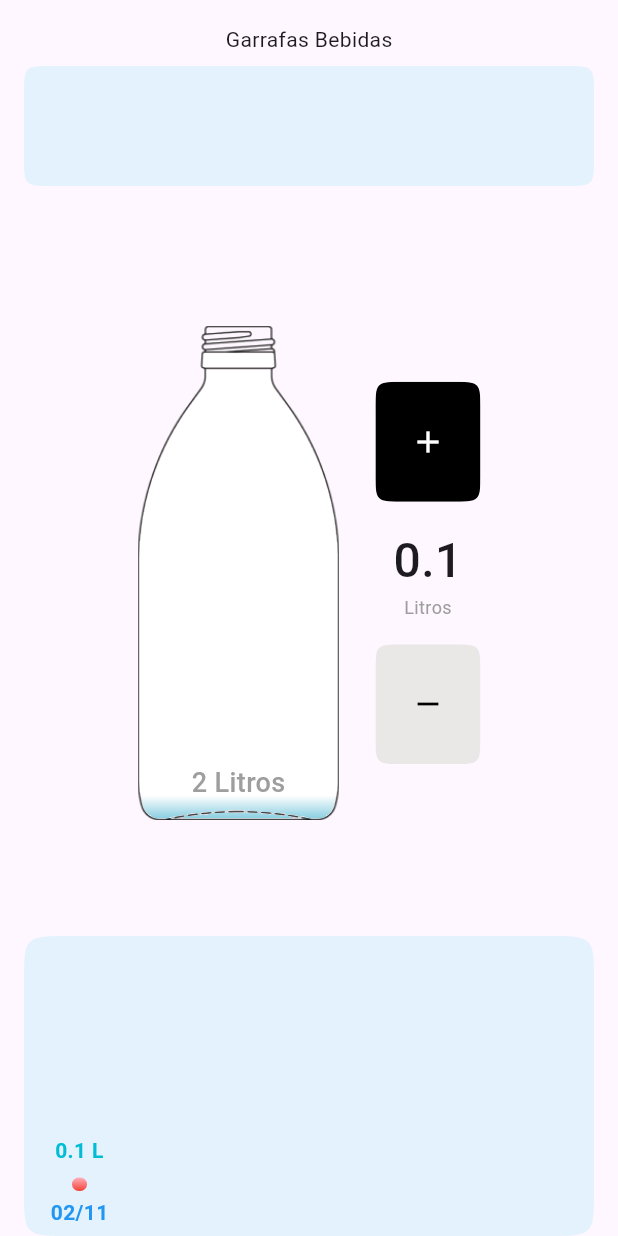
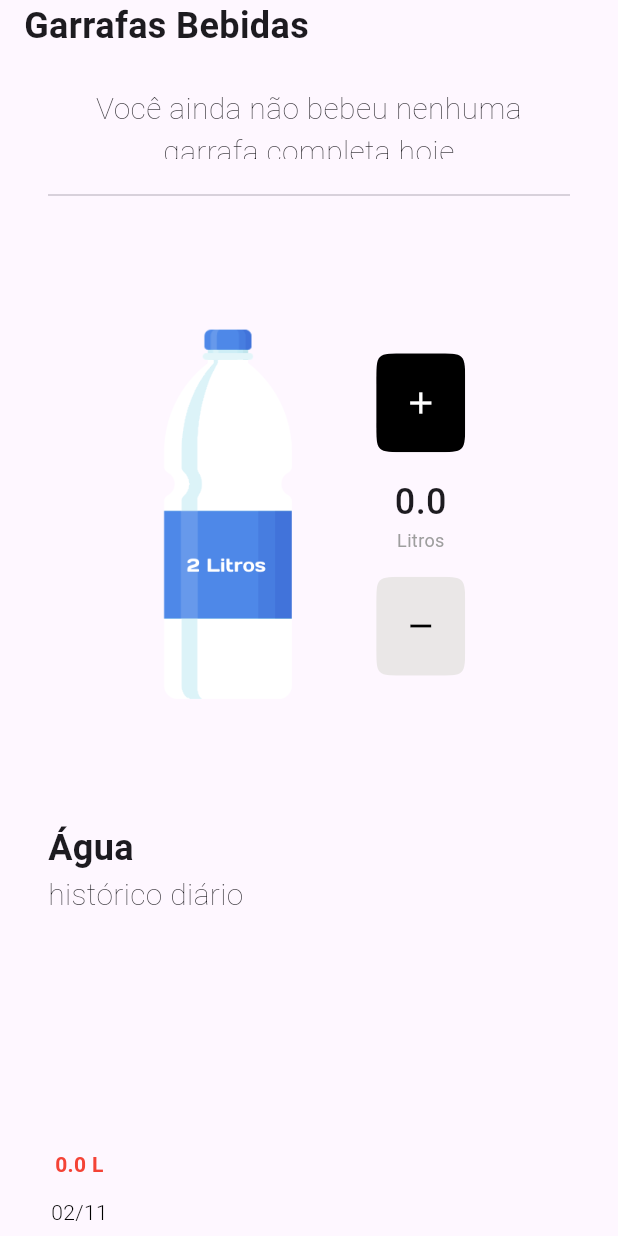
Before and after one commit to PhillipiLino/drink-water, a Flutter app: the screen it shows after launch, after a tap on the "add" icon, after a tap on the "remove" icon, on a phone screen of 412 x 824 dp. Run offline on Flutter 3.47's test engine with Material 2 defaults, Android fonts, the phone set to English and light mode, and no system bars; drawn by our look-alikes of fl_chart; our stand-ins replace hive, hive_flutter; accounts and stored records are empty.

Commit message:
Improve bottle design

```diff
--- a/lib/bottle.dart
+++ b/lib/bottle.dart
@@ -16,9 +16,6 @@ class Bottle extends StatelessWidget {
   Widget build(BuildContext context) {
     return Stack(
       children: [
-        Image.asset(
-          'assets/images/bottle.png',
-        ),
         ShaderMask(
           shaderCallback: (bounds) {
             return LinearGradient(
@@ -35,25 +32,9 @@ class Bottle extends StatelessWidget {
               tileMode: TileMode.mirror,
             ).createShader(bounds);
           },
-          child: Image.asset('assets/images/bottle.png'),
+          child: Image.asset('assets/images/bottle_mask.png'),
         ),
-        if (showLimit)
-          const Positioned.fill(
-            top: null,
-            bottom: 12,
-            child: Center(
-              child: SizedBox(
-                child: Text(
-                  '2 Litros',
-                  style: TextStyle(
-                    fontWeight: FontWeight.w500,
-                    fontSize: 18,
-                    color: Colors.grey,
-                  ),
-                ),
-              ),
-            ),
-          ),
+        Image.asset('assets/images/bottle_overlay.png'),
       ],
     );
   }
--- a/lib/day_drink_chart.dart
+++ b/lib/day_drink_chart.dart
@@ -42,10 +42,18 @@ class DayDrinkChart extends StatelessWidget {
             BarChartRodData rod,
             int rodIndex,
           ) {
+            Color textColor = Colors.blue;
+
+            if (rod.toY <= 1) textColor = Colors.red;
+
+            if (rod.toY > 1 && rod.toY < 2) {
+              textColor = const Color.fromARGB(255, 222, 168, 4);
+            }
+
             return BarTooltipItem(
               '${rod.toY.toStringAsFixed(1)} L',
-              const TextStyle(
-                color: Colors.cyan,
+              TextStyle(
+                color: textColor,
                 fontWeight: FontWeight.bold,
               ),
             );
@@ -55,8 +63,8 @@ class DayDrinkChart extends StatelessWidget {
 
   Widget getTitles(double value, TitleMeta meta) {
     const style = TextStyle(
-      color: Colors.blue,
-      fontWeight: FontWeight.bold,
+      color: Colors.black,
+      fontWeight: FontWeight.w300,
       fontSize: 14,
     );
     String text;
--- a/lib/default_button.dart
+++ b/lib/default_button.dart
@@ -51,8 +51,9 @@ class _DefaultButtonState extends State<DefaultButton> {
             ),
           ),
         ),
-        height: 80,
-        width: 70,
+        height: MediaQuery.of(context).size.height * 0.08,
+        child: AspectRatio(
+          aspectRatio: 0.9,
           child: Material(
             color: widget.style.backgroundColor,
             child: InkWell(
@@ -64,6 +65,7 @@ class _DefaultButtonState extends State<DefaultButton> {
             ),
           ),
         ),
+      ),
     );
   }
 }
--- a/lib/drink_page.dart
+++ b/lib/drink_page.dart
@@ -40,15 +40,19 @@ class _DrinkPageState extends State<DrinkPage> {
   }
 
   _incrementCounter() {
-    if (currentMls >= 5.9) return;
-    setState(() => currentMls += valueByTap);
+    setState(() {
+      currentMls >= 6.0 ? currentMls = 6 : currentMls += valueByTap;
+    });
+
     final currentDate = dateFormat.format(DateTime.now());
     box?.put(currentDate, DayDrink(currentDate, currentMls));
   }
 
   _decrementCounter() {
-    if (currentMls <= 0.1) return;
-    setState(() => currentMls -= valueByTap);
+    setState(() {
+      currentMls <= 0.0 ? currentMls = 0 : currentMls -= valueByTap;
+    });
+
     final currentDate = dateFormat.format(DateTime.now());
     box?.put(currentDate, DayDrink(currentDate, currentMls));
   }
@@ -64,54 +68,68 @@ class _DrinkPageState extends State<DrinkPage> {
             crossAxisAlignment: CrossAxisAlignment.center,
             children: <Widget>[
               Padding(
-                padding: const EdgeInsets.all(16.0),
+                padding: const EdgeInsets.symmetric(horizontal: 16.0),
                 child: Column(
+                  crossAxisAlignment: CrossAxisAlignment.start,
                   children: [
-                    const Text('Garrafas Bebidas'),
-                    const SizedBox(height: 8),
-                    Container(
-                      decoration: ShapeDecoration(
-                        color: Colors.blue[50],
-                        shape: const ContinuousRectangleBorder(
-                          borderRadius: BorderRadius.all(
-                            Radius.circular(20),
+                    const Text(
+                      'Garrafas Bebidas',
+                      style: TextStyle(
+                        fontWeight: FontWeight.bold,
+                        fontSize: 24,
                       ),
                     ),
-                      ),
+                    const SizedBox(height: 8),
+                    SizedBox(
                       height: 80,
-                      child: Center(
-                        child: ListView.separated(
-                          shrinkWrap: true,
-                          padding: const EdgeInsets.all(8),
+                      child: extraBottles > 0
+                          ? ListView.separated(
                               scrollDirection: Axis.horizontal,
+                              padding:
+                                  const EdgeInsets.symmetric(horizontal: 12),
                               itemCount: extraBottles,
                               separatorBuilder: (_, __) =>
                                   const SizedBox(width: 12),
                               itemBuilder: (_, __) {
                                 return const Bottle(
-                              drinkedMls: 2000,
+                                  drinkedMls: 2,
                                   showLimit: false,
                                 );
                               },
+                            )
+                          : const Padding(
+                              padding: EdgeInsets.all(16.0),
+                              child: Text(
+                                'Você ainda não bebeu nenhuma garrafa completa hoje',
+                                textAlign: TextAlign.center,
+                                style: TextStyle(
+                                  fontWeight: FontWeight.w200,
+                                  fontSize: 20,
+                                ),
                               ),
                             ),
                     ),
                   ],
                 ),
               ),
+              const Padding(
+                padding: EdgeInsets.symmetric(horizontal: 32.0),
+                child: Divider(),
+              ),
               Expanded(
+                flex: 2,
                 child: Row(
                   mainAxisAlignment: MainAxisAlignment.center,
                   crossAxisAlignment: CrossAxisAlignment.center,
                   mainAxisSize: MainAxisSize.min,
                   children: [
                     SizedBox(
-                      height: MediaQuery.of(context).size.height * 0.4,
+                      height: MediaQuery.of(context).size.height * 0.3,
                       child: Bottle(
                         drinkedMls: currentMls - ((currentMls ~/ goal) * goal),
                       ),
                     ),
-                    const SizedBox(width: 24),
+                    const SizedBox(width: 48),
                     Column(
                       mainAxisSize: MainAxisSize.min,
                       children: [
@@ -125,7 +143,7 @@ class _DrinkPageState extends State<DrinkPage> {
                             Text(
                               currentMls.toStringAsFixed(1),
                               style: const TextStyle(
-                                fontSize: 32,
+                                fontSize: 24,
                                 fontWeight: FontWeight.w500,
                               ),
                             ),
@@ -147,26 +165,46 @@ class _DrinkPageState extends State<DrinkPage> {
                   ],
                 ),
               ),
-              Container(
-                margin: const EdgeInsets.symmetric(horizontal: 16),
-                padding: const EdgeInsets.symmetric(horizontal: 16),
-                width: double.maxFinite,
-                height: 200,
-                decoration: ShapeDecoration(
-                  color: Colors.blue[50],
-                  shape: const ContinuousRectangleBorder(
-                    borderRadius: BorderRadius.all(
-                      Radius.circular(32),
+              Align(
+                alignment: Alignment.centerLeft,
+                child: Container(
+                  padding: const EdgeInsets.only(
+                    left: 32,
+                  ),
+                  child: const Column(
+                    crossAxisAlignment: CrossAxisAlignment.start,
+                    children: [
+                      Text(
+                        'Água',
+                        style: TextStyle(
+                          fontWeight: FontWeight.bold,
+                          fontSize: 24,
+                        ),
+                      ),
+                      Text(
+                        'histórico diário',
+                        style: TextStyle(
+                          fontWeight: FontWeight.w200,
+                          fontSize: 20,
+                        ),
+                      ),
+                    ],
                   ),
                 ),
               ),
+              const SizedBox(height: 8),
+              Expanded(
+                flex: 1,
+                child: Container(
+                  margin: const EdgeInsets.only(left: 32, right: 12),
+                  width: double.maxFinite,
                   child: ((box?.length ?? 0) > 0)
                       ? SizedBox(
-                        height: 200,
                           child: DayDrinkChart(box?.values.toList() ?? []),
                         )
                       : const Center(
                           child: Text('Sem dados salvos até o momento'),
+                        ),
                 ),
               ),
             ],
--- a/pubspec.yaml
+++ b/pubspec.yaml
@@ -67,6 +67,8 @@ flutter:
   # To add assets to your application, add an assets section, like this:
   assets:
     - assets/images/bottle.png
+    - assets/images/bottle_mask.png
+    - assets/images/bottle_overlay.png
   #   - images/a_dot_ham.jpeg
 
   # An image asset can refer to one or more resolution-specific "variants", see
```
Also changed, not shown: assets/images/_bottle.png (deleted), assets/images/bottle_mask.png (added), assets/images/bottle_overlay.png (added). Lines whose indentation alone changed are shown as unchanged.
